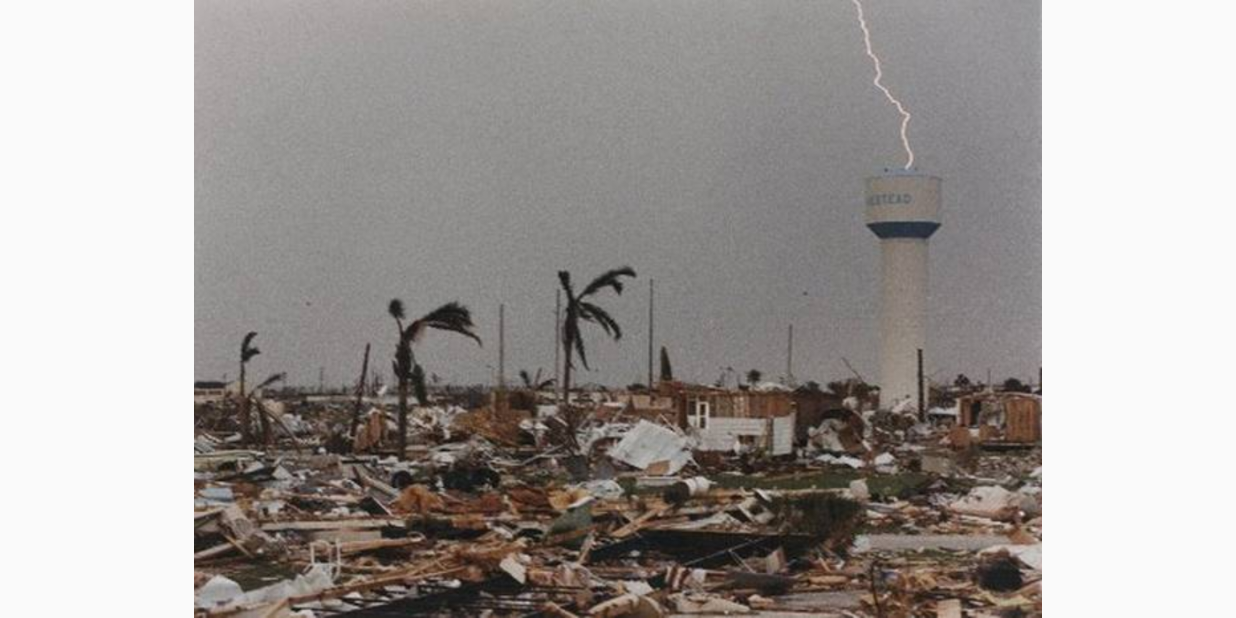
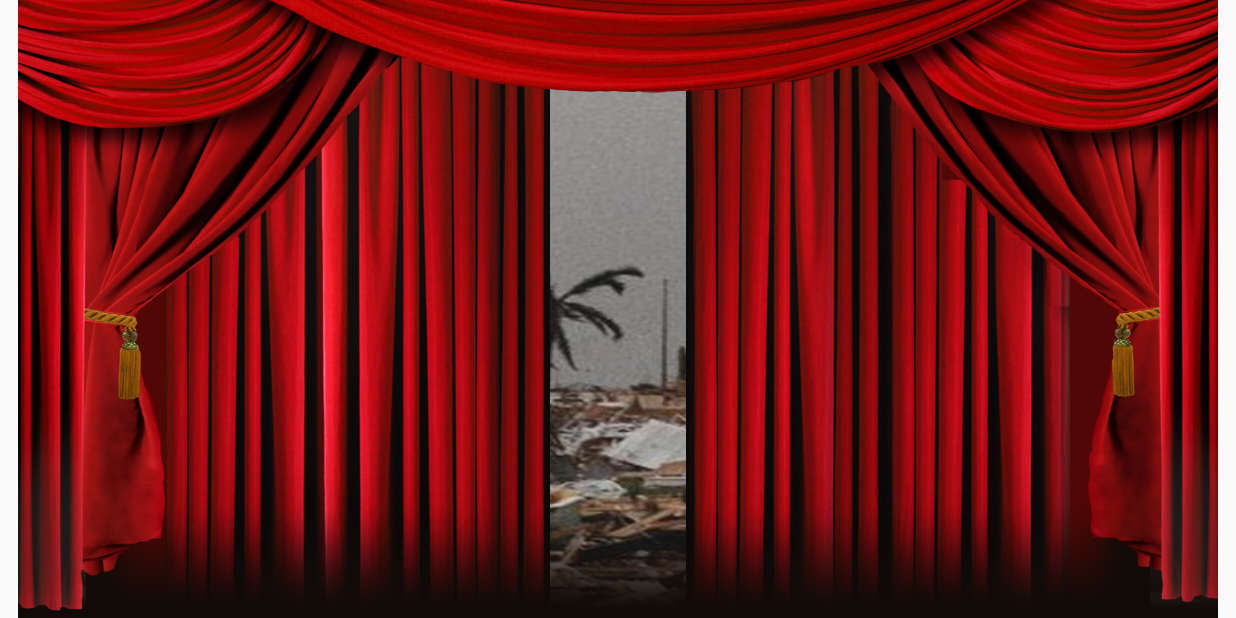
Before and after one commit to dgreenhalgh/clash-2016-background, an Android app: the MainActivity screen opened directly, with no data from a screen before it, on a phone screen of 824 x 412 dp (held sideways). Run offline under Robolectric (Android 15) with nearby library versions, the phone set to English and light mode, and no system bars; libraries missing offline, so code that uses them is left out: org.phoenixframework.channels; 2 statements that could not run were skipped.

Commit message:
Added curtain

```diff
--- a/LargeMargeBackground/app/src/main/java/com/dgreenhalgh/android/largemargebackground/MainActivity.kt
+++ b/LargeMargeBackground/app/src/main/java/com/dgreenhalgh/android/largemargebackground/MainActivity.kt
@@ -1,11 +1,16 @@
 package com.dgreenhalgh.android.largemargebackground
 
+import android.animation.AnimatorSet
+import android.animation.ObjectAnimator
 import android.app.Activity
 import android.content.res.AssetManager
 import android.media.AudioManager
 import android.media.SoundPool
 import android.os.Bundle
 import android.util.Log
+import android.view.animation.AccelerateInterpolator
+import android.widget.ImageView
+import android.widget.LinearLayout
 import org.phoenixframework.channels.Socket
 import java.io.IOException
 
@@ -13,10 +18,16 @@ import java.io.IOException
 class MainActivity : Activity() {
 
     private val TAG = "MainActivity"
-    private val SOUNDS_FOLDER = "short" // TODO: Add attributions
+    private val SOUNDS_FOLDER = "short"
 
-    lateinit var assetManager: AssetManager
-    lateinit var soundPool: SoundPool
+    private lateinit var backgroundView: LinearLayout
+    private lateinit var curtainLeftImageView: ImageView
+    private lateinit var curtainRightImageView: ImageView
+
+    private lateinit var assetManager: AssetManager
+    private lateinit var soundPool: SoundPool
+
+    private var curtainsAnimatorSet = AnimatorSet()
 
     var sounds: MutableList<Sound> = arrayListOf()
 
@@ -24,12 +35,52 @@ class MainActivity : Activity() {
         super.onCreate(savedInstanceState)
         setContentView(R.layout.activity_main);
 
+        backgroundView = findViewById(R.id.root) as LinearLayout
+        curtainLeftImageView = findViewById(R.id.curtain_left) as ImageView
+        curtainRightImageView = findViewById(R.id.curtain_right) as ImageView
+
+        curtainLeftImageView.setOnClickListener({
+            initAnimators()
+            curtainsAnimatorSet.start()
+        })
+
+
         var socket = connectToSocket()
         joinChannel(socket)
 
         assetManager = assets
         soundPool = SoundPool(10, AudioManager.STREAM_MUSIC, 0)
         loadShortSounds()
+    }
+
+    private fun initAnimators() {
+        var curtainLeftAnimator = initCurtainLeftAnimator()
+        var curtainRightAnimator = initCurtainRightAnimator()
+        curtainsAnimatorSet
+                .play(curtainLeftAnimator)
+                .with(curtainRightAnimator)
+    }
+
+    private fun initCurtainLeftAnimator(): ObjectAnimator {
+        var curtainLeftAnimator = ObjectAnimator
+                .ofFloat(curtainLeftImageView, "x", 0f, -1000f)
+                .setDuration(3000)
+        curtainLeftAnimator.interpolator = AccelerateInterpolator() // todo: ADI?
+        curtainLeftAnimator.start()
+
+        return curtainLeftAnimator
+    }
+
+    private fun initCurtainRightAnimator(): ObjectAnimator {
+        var curtainRightStart: Float = curtainRightImageView.left.toFloat()
+        var curtainRightEnd: Float = backgroundView.right.toFloat()
+        var curtainRightAnimator = ObjectAnimator
+                .ofFloat(curtainRightImageView, "x", curtainRightStart, curtainRightEnd)
+                .setDuration(3000)
+        curtainRightAnimator.interpolator = AccelerateInterpolator()
+        curtainRightAnimator.start()
+
+        return curtainRightAnimator
     }
 
     private fun connectToSocket(): Socket {
--- a/LargeMargeBackground/app/src/main/res/layout/activity_main.xml
+++ b/LargeMargeBackground/app/src/main/res/layout/activity_main.xml
@@ -1,5 +1,27 @@
 <?xml version="1.0" encoding="utf-8"?>
-<ImageView xmlns:android="http://schemas.android.com/apk/res/android"
-           android:layout_width="match_parent"
-           android:layout_height="match_parent"
-           android:src="@drawable/homestead"/>
+<LinearLayout
+    xmlns:android="http://schemas.android.com/apk/res/android"
+    android:id="@+id/root"
+    android:layout_width="800dp"
+    android:layout_height="match_parent"
+    android:layout_gravity="center"
+    android:gravity="center"
+    android:orientation="horizontal"
+    android:background="@drawable/homestead"
+    android:foreground="@drawable/curtain_foreground">
+
+    <ImageView
+        android:id="@+id/curtain_left"
+        android:layout_width="0dp"
+        android:layout_height="match_parent"
+        android:layout_weight="1"
+        android:src="@drawable/curtain_left"/>
+
+    <ImageView
+        android:id="@+id/curtain_right"
+        android:layout_width="0dp"
+        android:layout_height="match_parent"
+        android:layout_weight="1"
+        android:src="@drawable/curtain_right"/>
+
+</LinearLayout>
```
Also changed, not shown: LargeMargeBackground/app/src/main/res/drawable/curtain_foreground.png (added), LargeMargeBackground/app/src/main/res/drawable/curtain_left.png (added), LargeMargeBackground/app/src/main/res/drawable/curtain_right.png (added).
